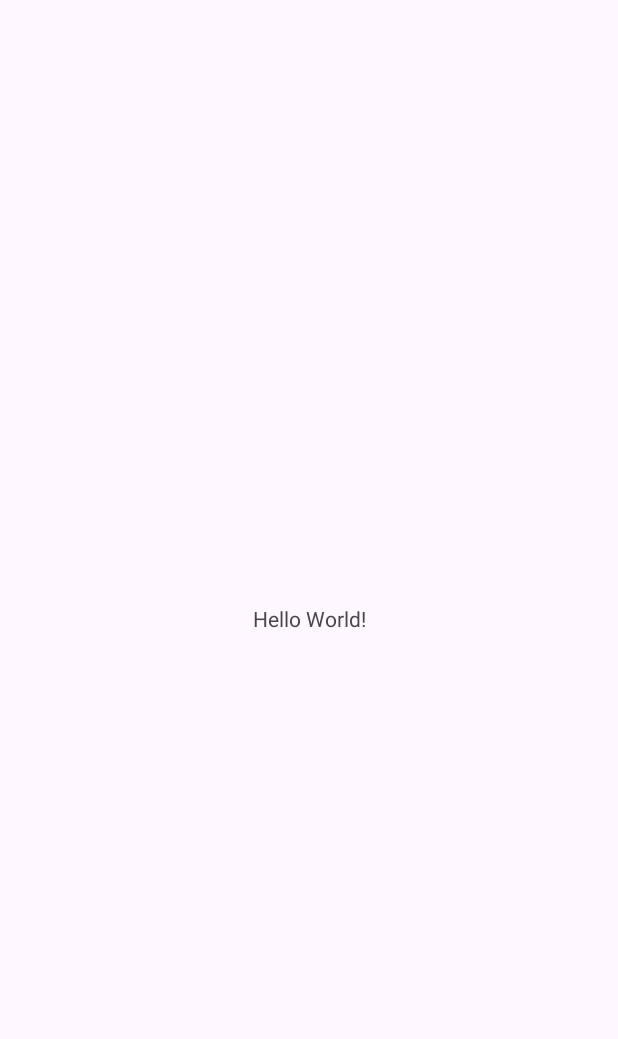
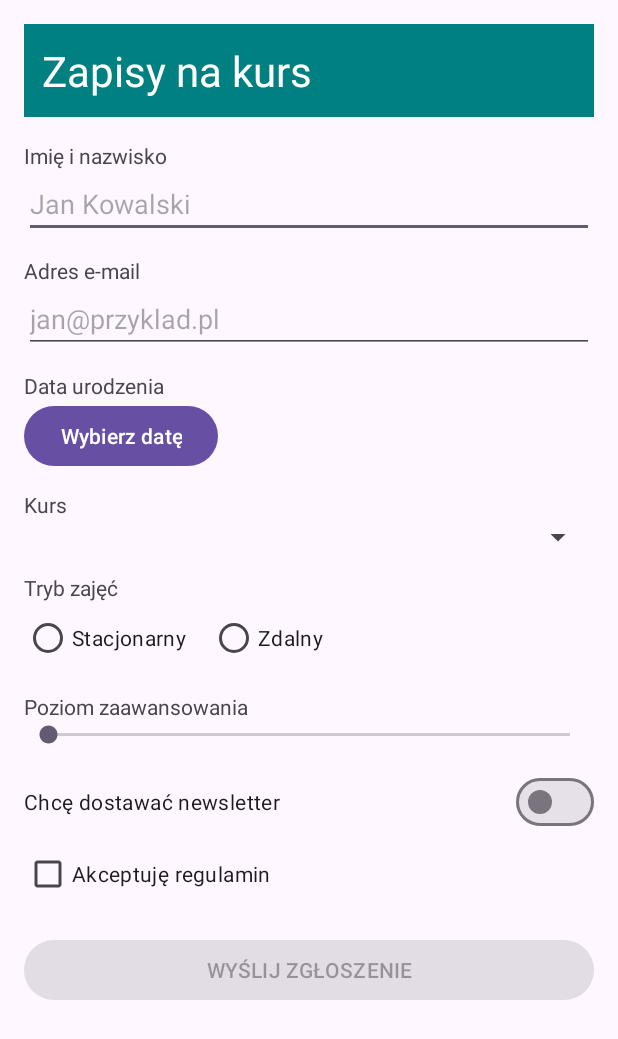
Before and after one commit to Maxinator33/Zadania.07.1, an Android app: the screen it shows after launch (MainActivity), on a phone screen of 412 x 824 dp. Before the commit the part shown is almost empty. Shown: the top 1039 px of the screen. Run offline under Robolectric (Android 15) with nearby library versions, the phone set to English and light mode, and no system bars.

Commit message:
uklad formularza w ScrollView

```diff
--- a/app/src/main/res/layout/activity_main.xml
+++ b/app/src/main/res/layout/activity_main.xml
@@ -1,19 +1,159 @@
 <?xml version="1.0" encoding="utf-8"?>
-<androidx.constraintlayout.widget.ConstraintLayout xmlns:android="http://schemas.android.com/apk/res/android"
-    xmlns:app="http://schemas.android.com/apk/res-auto"
+<ScrollView xmlns:android="http://schemas.android.com/apk/res/android"
     xmlns:tools="http://schemas.android.com/tools"
     android:id="@+id/main"
     android:layout_width="match_parent"
     android:layout_height="match_parent"
+    android:fillViewport="true"
     tools:context=".MainActivity">
 
-    <TextView
-        android:layout_width="wrap_content"
+    <!-- ScrollView może mieć tylko jedno dziecko, dlatego jeden LinearLayout na wszystko -->
+    <LinearLayout
+        android:layout_width="match_parent"
         android:layout_height="wrap_content"
-        android:text="Hello World!"
-        app:layout_constraintBottom_toBottomOf="parent"
-        app:layout_constraintEnd_toEndOf="parent"
-        app:layout_constraintStart_toStartOf="parent"
-        app:layout_constraintTop_toTopOf="parent" />
+        android:orientation="vertical"
+        android:padding="16dp">
 
-</androidx.constraintlayout.widget.ConstraintLayout>
+        <TextView
+            android:layout_width="match_parent"
+            android:layout_height="wrap_content"
+            android:background="#008080"
+            android:padding="12dp"
+            android:text="@string/header"
+            android:textColor="#FFFFFF"
+            android:textSize="28sp" />
+
+        <TextView
+            android:layout_width="wrap_content"
+            android:layout_height="wrap_content"
+            android:layout_marginTop="16dp"
+            android:text="@string/label_name" />
+
+        <EditText
+            android:id="@+id/etName"
+            android:layout_width="match_parent"
+            android:layout_height="wrap_content"
+            android:hint="@string/hint_name"
+            android:inputType="textPersonName"
+            android:maxLines="1" />
+
+        <TextView
+            android:layout_width="wrap_content"
+            android:layout_height="wrap_content"
+            android:layout_marginTop="12dp"
+            android:text="@string/label_email" />
+
+        <EditText
+            android:id="@+id/etEmail"
+            android:layout_width="match_parent"
+            android:layout_height="wrap_content"
+            android:hint="@string/hint_email"
+            android:inputType="textEmailAddress"
+            android:maxLines="1" />
+
+        <TextView
+            android:layout_width="wrap_content"
+            android:layout_height="wrap_content"
+            android:layout_marginTop="12dp"
+            android:text="@string/label_birth_date" />
+
+        <Button
+            android:id="@+id/btnBirthDate"
+            android:layout_width="wrap_content"
+            android:layout_height="wrap_content"
+            android:text="@string/btn_pick_date" />
+
+        <TextView
+            android:layout_width="wrap_content"
+            android:layout_height="wrap_content"
+            android:layout_marginTop="12dp"
+            android:text="@string/label_course" />
+
+        <Spinner
+            android:id="@+id/spCourse"
+            android:layout_width="match_parent"
+            android:layout_height="wrap_content" />
+
+        <TextView
+            android:layout_width="wrap_content"
+            android:layout_height="wrap_content"
+            android:layout_marginTop="12dp"
+            android:text="@string/label_mode" />
+
+        <RadioGroup
+            android:id="@+id/rgMode"
+            android:layout_width="wrap_content"
+            android:layout_height="wrap_content"
+            android:orientation="horizontal">
+
+            <RadioButton
+                android:id="@+id/rbOnsite"
+                android:layout_width="wrap_content"
+                android:layout_height="wrap_content"
+                android:text="@string/mode_onsite" />
+
+            <RadioButton
+                android:id="@+id/rbRemote"
+                android:layout_width="wrap_content"
+                android:layout_height="wrap_content"
+                android:layout_marginStart="16dp"
+                android:text="@string/mode_remote" />
+        </RadioGroup>
+
+        <LinearLayout
+            android:layout_width="match_parent"
+            android:layout_height="wrap_content"
+            android:layout_marginTop="12dp"
+            android:orientation="horizontal">
+
+            <TextView
+                android:layout_width="0dp"
+                android:layout_height="wrap_content"
+                android:layout_weight="1"
+                android:text="@string/label_level" />
+
+            <TextView
+                android:id="@+id/tvLevelValue"
+                android:layout_width="wrap_content"
+                android:layout_height="wrap_content"
+                android:textStyle="bold"
+                tools:text="5" />
+        </LinearLayout>
+
+        <SeekBar
+            android:id="@+id/sbLevel"
+            android:layout_width="match_parent"
+            android:layout_height="wrap_content"
+            android:max="10"
+            android:progress="0" />
+
+        <com.google.android.material.materialswitch.MaterialSwitch
+            android:id="@+id/swNewsletter"
+            android:layout_width="match_parent"
+            android:layout_height="wrap_content"
+            android:layout_marginTop="12dp"
+            android:text="@string/newsletter" />
+
+        <CheckBox
+            android:id="@+id/cbTerms"
+            android:layout_width="wrap_content"
+            android:layout_height="wrap_content"
+            android:text="@string/terms" />
+
+        <Button
+            android:id="@+id/btnSubmit"
+            android:layout_width="match_parent"
+            android:layout_height="wrap_content"
+            android:layout_marginTop="16dp"
+            android:enabled="false"
+            android:text="@string/btn_submit" />
+
+        <TextView
+            android:id="@+id/tvSummary"
+            android:layout_width="match_parent"
+            android:layout_height="wrap_content"
+            android:layout_marginTop="16dp"
+            android:textSize="16sp" />
+
+    </LinearLayout>
+</ScrollView>
--- a/app/src/main/res/values/strings.xml
+++ b/app/src/main/res/values/strings.xml
@@ -1,3 +1,19 @@
 <resources>
     <string name="app_name">Zadania.08.1</string>
+    <string name="header">Zapisy na kurs</string>
+    <string name="label_name">Imię i nazwisko</string>
+    <string name="label_email">Adres e-mail</string>
+    <string name="label_birth_date">Data urodzenia</string>
+    <string name="label_course">Kurs</string>
+    <string name="label_mode">Tryb zajęć</string>
+    <string name="label_level">Poziom zaawansowania</string>
+    <string name="hint_name">Jan Kowalski</string>
+
+    <string name="hint_email">jan@przyklad.pl</string>
+    <string name="btn_pick_date">Wybierz datę</string>
+    <string name="mode_onsite">Stacjonarny</string>
+    <string name="mode_remote">Zdalny</string>
+    <string name="newsletter">Chcę dostawać newsletter</string>
+    <string name="terms">Akceptuję regulamin</string>
+    <string name="btn_submit">WYŚLIJ ZGŁOSZENIE</string>
 </resources>
```
